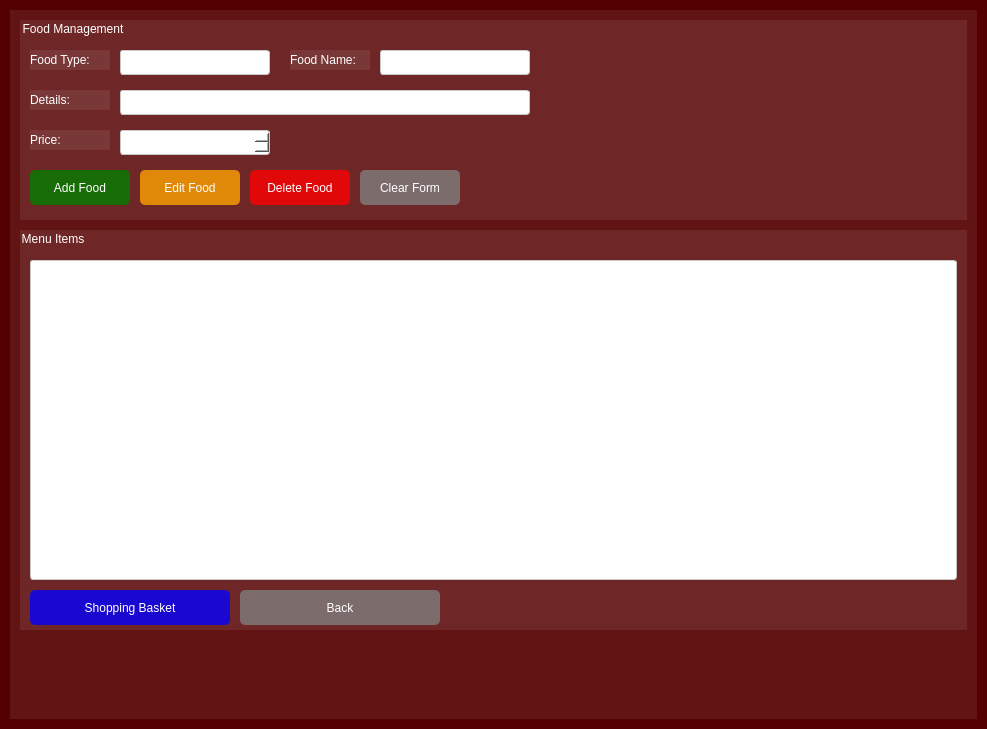
Qt form menu_restaurant.ui (ASHKAN3230/iut-food) before a commit.
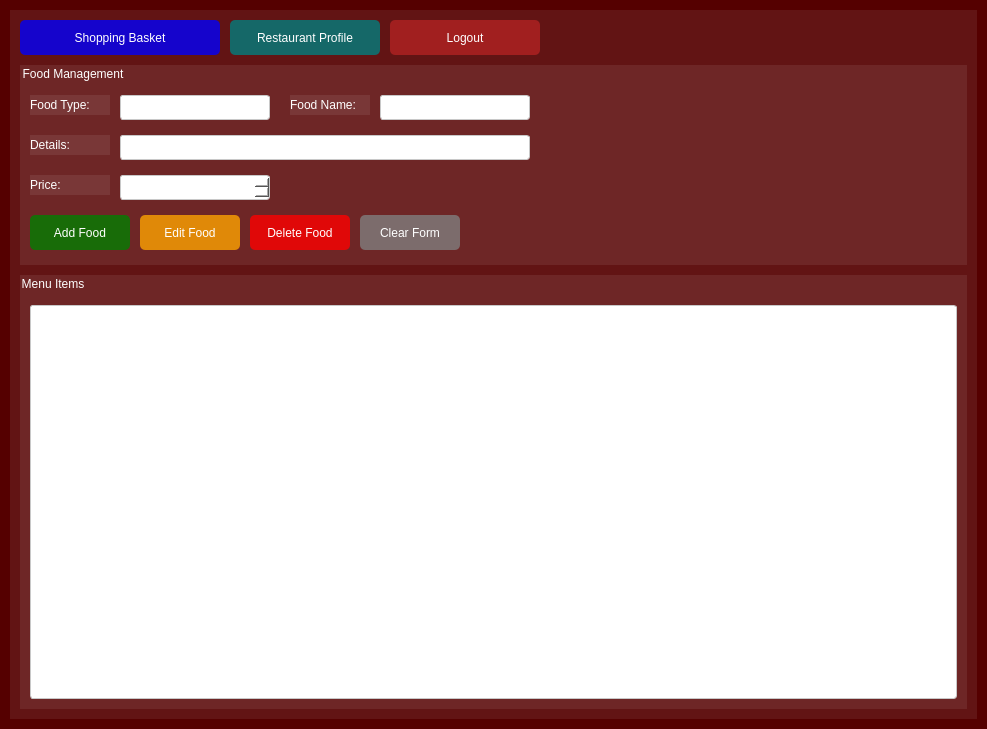
The same form after that commit.

Diff of the .ui file:
```diff
--- a/menu_restaurant.ui
+++ b/menu_restaurant.ui
@@ -33,12 +33,75 @@
 border-top-left-radius: 0px;</string>
    </property>
    
+   <widget class="QPushButton" name="shopping_basket_button">
+     <property name="geometry">
+      <rect>
+       <x>10</x>
+       <y>10</y>
+       <width>200</width>
+       <height>35</height>
+      </rect>
+     </property>
+     <property name="styleSheet">
+      <string notr="true">color: rgb(255, 255, 255);
+font: 700 12pt &quot;Segoe UI&quot;;
+background-color: rgba(0,0,255,200);
+border: none;
+border-radius: 5px;</string>
+     </property>
+     <property name="text">
+      <string>Shopping Basket</string>
+     </property>
+    </widget>
+    
+    <widget class="QPushButton" name="profile_button">
+        <property name="geometry">
+            <rect>
+                <x>220</x>
+                <y>10</y>
+                <width>150</width>
+                <height>35</height>
+            </rect>
+        </property>
+        <property name="styleSheet">
+            <string notr="true">color: rgb(255, 255, 255);
+font: 700 12pt &quot;Segoe UI&quot;;
+background-color: rgba(0, 128, 128, 200);
+border: none;
+border-radius: 5px;</string>
+        </property>
+        <property name="text">
+            <string>Restaurant Profile</string>
+        </property>
+    </widget>
+
+    <widget class="QPushButton" name="logout_button">
+        <property name="geometry">
+            <rect>
+                <x>380</x>
+                <y>10</y>
+                <width>150</width>
+                <height>35</height>
+            </rect>
+        </property>
+        <property name="styleSheet">
+            <string notr="true">color: rgb(255, 255, 255);
+font: 700 12pt &quot;Segoe UI&quot;;
+background-color: rgba(178, 34, 34, 200);
+border: none;
+border-radius: 5px;</string>
+        </property>
+        <property name="text">
+            <string>Logout</string>
+        </property>
+    </widget>
+
    <!-- Food Management Section -->
    <widget class="QGroupBox" name="foodManagementGroup">
     <property name="geometry">
      <rect>
       <x>10</x>
-      <y>10</y>
+      <y>55</y>
       <width>947</width>
       <height>200</height>
      </rect>
@@ -283,9 +346,9 @@
     <property name="geometry">
      <rect>
       <x>10</x>
-      <y>220</y>
+      <y>265</y>
       <width>947</width>
-      <height>400</height>
+      <height>434</height>
      </rect>
     </property>
     <property name="title">
@@ -302,7 +365,7 @@
        <x>10</x>
        <y>30</y>
        <width>927</width>
-       <height>320</height>
+       <height>394</height>
       </rect>
      </property>
      <property name="styleSheet">
@@ -311,48 +374,6 @@
 border-radius: 3px;</string>
      </property>
     </widget>
-    
-    <widget class="QPushButton" name="shopping_basket_button">
-     <property name="geometry">
-      <rect>
-       <x>10</x>
-       <y>360</y>
-       <width>200</width>
-       <height>35</height>
-      </rect>
-     </property>
-     <property name="styleSheet">
-      <string notr="true">color: rgb(255, 255, 255);
-font: 700 12pt &quot;Segoe UI&quot;;
-background-color: rgba(0,0,255,200);
-border: none;
-border-radius: 5px;</string>
-     </property>
-     <property name="text">
-      <string>Shopping Basket</string>
-     </property>
-    </widget>
-    
-    <widget class="QPushButton" name="back_button">
-     <property name="geometry">
-      <rect>
-       <x>220</x>
-       <y>360</y>
-       <width>200</width>
-       <height>35</height>
-      </rect>
-     </property>
-     <property name="styleSheet">
-      <string notr="true">color: rgb(255, 255, 255);
-font: 700 12pt &quot;Segoe UI&quot;;
-background-color: rgba(128,128,128,200);
-border: none;
-border-radius: 5px;</string>
-     </property>
-     <property name="text">
-      <string>Back</string>
-     </property>
-    </widget>
    </widget>
   </widget>
  </widget>
```
